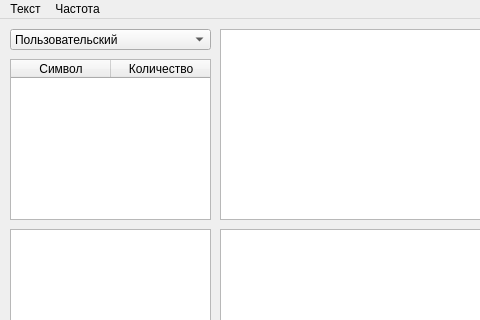
Old version of the form mainwindow.ui in the repository coplant/cm-lab-13; both pictures show x 0 to 480 and y 0 to 320 of the 750 by 433 pixel window.
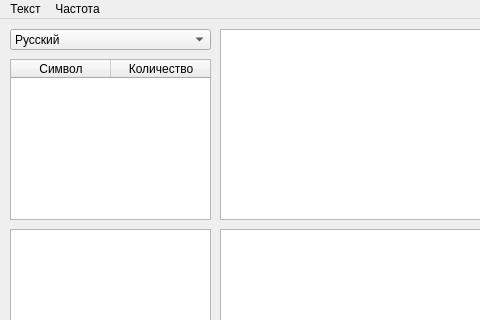
New version of the form.

Commit message: add: analyze plaintext

Patch:
```diff
--- a/mainwindow.ui
+++ b/mainwindow.ui
@@ -160,11 +160,6 @@
                         <height>21</height>
                     </rect>
                 </property>
-                <item>
-                    <property name="text">
-                        <string>Пользовательский</string>
-                    </property>
-                </item>
                 <item>
                     <property name="text">
                         <string>Русский</string>
```
The commit also changes 2 other files.
